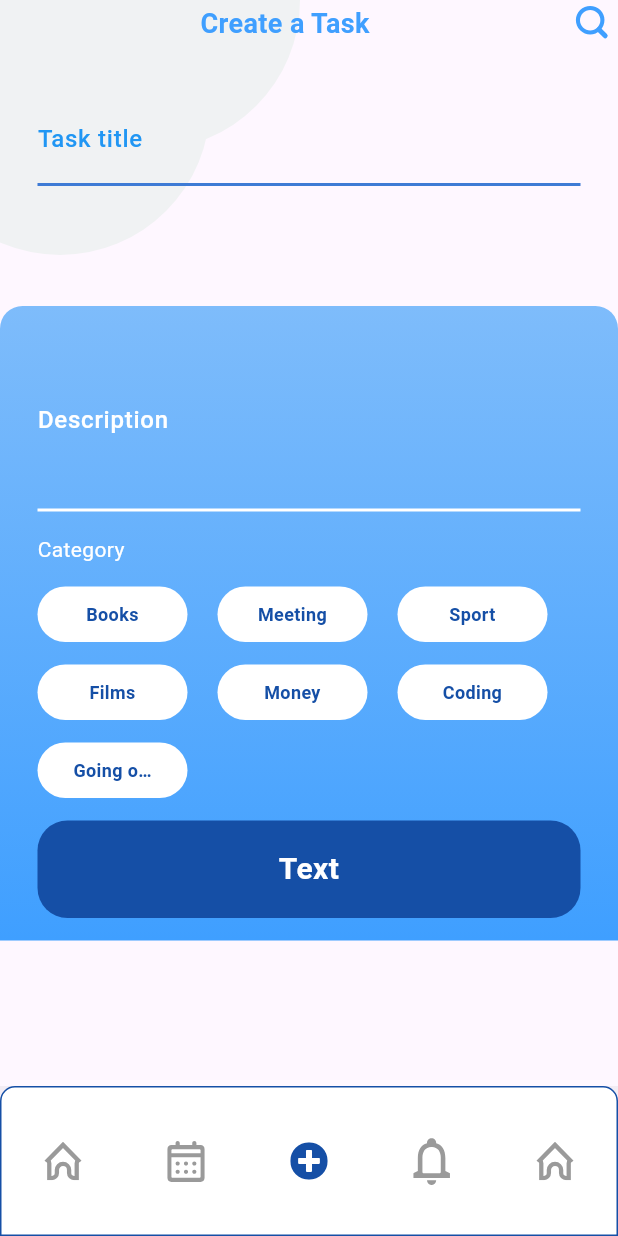
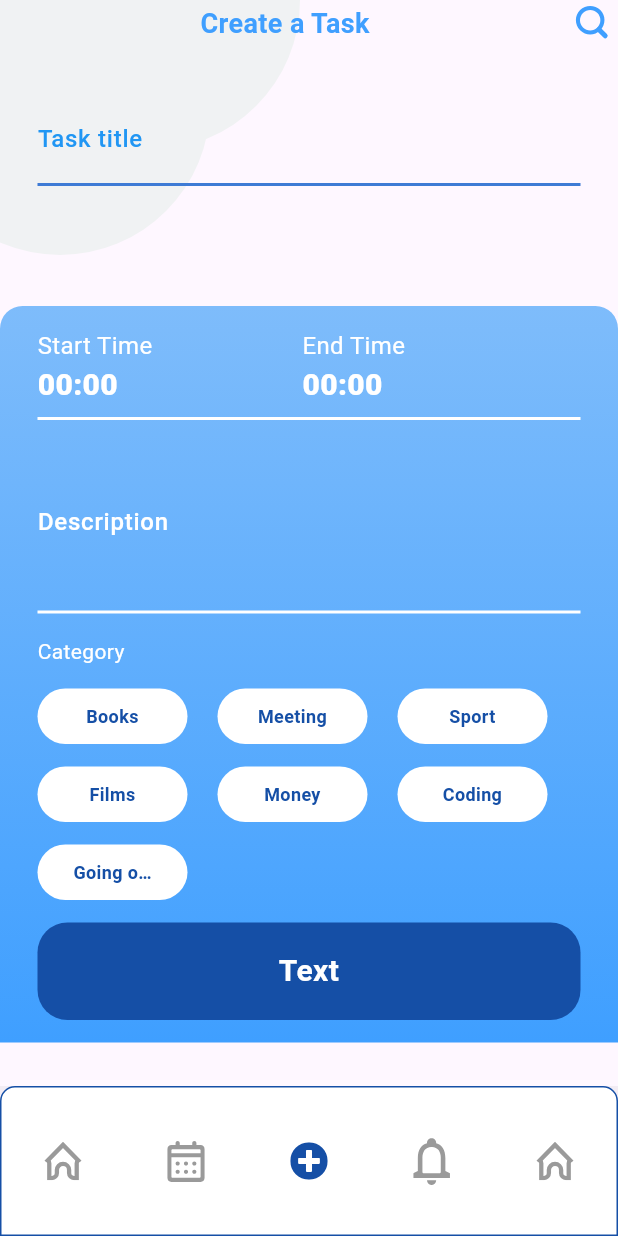
Before and after one commit to Azizbek571/ToDo-App, a Flutter app: the MainPage screen opened directly, item 3 of the bottom bar chosen, on a phone screen of 412 x 824 dp. Run offline on Flutter 3.47's test engine with Material 3 defaults, Android fonts, the phone set to English and light mode, and no system bars; our stand-ins replace flutter_svg, get, get_storage, smooth_page_indicator; accounts and stored records are empty.

Commit message:
Start time,End Time

```diff
--- a/lib/components/default/button.dart
+++ b/lib/components/default/button.dart
@@ -3,10 +3,12 @@ import 'package:to_do_app/config/imports.dart';
 class Button extends StatelessWidget {
  String text;
  Function? onTap;
+ bool dense;
    Button({
     super.key,
      this.onTap,
-     this.text = "Text"
+     this.text = "Text",
+     this.dense =false,
 
   });
 
@@ -21,16 +23,16 @@ class Button extends StatelessWidget {
       child: Container(
           width: double.maxFinite,
           padding:
-              const EdgeInsets.symmetric(vertical: 18, horizontal: 20),
+             EdgeInsets.symmetric(vertical: dense?10: 18,horizontal:dense? 10 : 20),
           decoration: BoxDecoration(
               color: AppColors.primary,
-              borderRadius: BorderRadius.circular(20)),
+              borderRadius: BorderRadius.circular(dense?14:20)),
           child: Text(
             text,
             style: TextStyle(
                 color: AppColors.white,
                 fontWeight: FontWeight.w700,
-                fontSize: 20),
+                fontSize: dense?18:20),
             textAlign: TextAlign.center,
           )),
     );
--- a/lib/config/imports.dart
+++ b/lib/config/imports.dart
@@ -21,3 +21,5 @@ export 'package:to_do_app/pages/splash.dart';
 export 'package:get_storage/get_storage.dart';
 export 'package:to_do_app/pages/add_task.dart';
 export 'package:flutter_svg/flutter_svg.dart';
+export 'package:to_do_app/stores/task_controller.dart';
+export 'package:to_do_app/components/default/add-task/choose_time_dialog.dart';
--- a/lib/pages/add_task.dart
+++ b/lib/pages/add_task.dart
@@ -1,5 +1,4 @@
 import 'package:to_do_app/config/imports.dart';
-import 'package:to_do_app/stores/task_controller.dart';
 
 class AddTask extends StatefulWidget {
   const AddTask({super.key});
@@ -33,8 +32,8 @@ class _AddTaskState extends State<AddTask> {
                     SvgPicture.asset(AppIcons.search)
                   ]),
                   Container(
-                    padding:
-                        const EdgeInsets.symmetric(horizontal: 25, vertical: 30),
+                    padding: const EdgeInsets.symmetric(
+                        horizontal: 25, vertical: 30),
                     child: const TextField(
                       cursorColor: Color.fromARGB(255, 30, 118, 189),
                       style: TextStyle(
@@ -62,8 +61,8 @@ class _AddTaskState extends State<AddTask> {
                   ),
                   const SizedBox(height: 50),
                   Container(
-                    padding:
-                        const EdgeInsets.symmetric(horizontal: 25, vertical: 15),
+                    padding: const EdgeInsets.symmetric(
+                        horizontal: 25, vertical: 15),
                     decoration: BoxDecoration(
                         borderRadius: const BorderRadius.only(
                             topLeft: Radius.circular(15),
@@ -75,10 +74,30 @@ class _AddTaskState extends State<AddTask> {
                     child: Column(
                       crossAxisAlignment: CrossAxisAlignment.start,
                       children: [
-
-
-
-
+                        Row(
+                          children: [
+                            TaskTimeComponent(
+                              label: "Start Time",
+                              time: controller.startTime,
+                              onTap: () {
+                                Get.dialog(
+                                  ChooseTimeDialog(controller:controller, start:true),
+                                );
+                              },
+                            ),
+                            SizedBox(width: 100),
+                            TaskTimeComponent(
+                              label: "End Time",
+                              time: controller.endTime,
+                              onTap: () {
+                             Get.dialog(
+                                  ChooseTimeDialog(controller:controller, start:false),
+                                );
+                              },
+                            ),
+                          ],
+                        ),
+                        Divider(color: AppColors.white, thickness: 2),
                         const TextField(
                           maxLines: 3,
                           cursorColor: Colors.white,
@@ -95,18 +114,18 @@ class _AddTaskState extends State<AddTask> {
                                   color: Colors.white),
                             ),
                             enabledBorder: UnderlineInputBorder(
-                                borderSide:
-                                    BorderSide(color: Colors.white, width: 2.0)),
+                                borderSide: BorderSide(
+                                    color: Colors.white, width: 2.0)),
                             focusedBorder: OutlineInputBorder(
-                                borderSide:
-                                    BorderSide(color: Colors.white, width: 2.0)),
+                                borderSide: BorderSide(
+                                    color: Colors.white, width: 2.0)),
                           ),
                         ),
                         SizedBox(height: 15),
                         Text("Category", style: TextStyle(color: Colors.white)),
                         SizedBox(height: 15),
                         Wrap(
-                          spacing:20,
+                          spacing: 20,
                           runSpacing: 15,
                           children: List.generate(controller.categories.length,
                               (index) {
@@ -116,7 +135,7 @@ class _AddTaskState extends State<AddTask> {
                                 print('object');
                               },
                               child: Container(
-                                width:100,
+                                width: 100,
                                 padding: EdgeInsetsDirectional.symmetric(
                                     horizontal: 23, vertical: 10),
                                 decoration: BoxDecoration(
@@ -136,9 +155,7 @@ class _AddTaskState extends State<AddTask> {
                           }),
                         ),
                         const SizedBox(height: 15),
-                        Button(onTap:(){
-
-                        }  )
+                        Button(onTap: () {})
                       ],
                     ),
                   ),
@@ -148,6 +165,46 @@ class _AddTaskState extends State<AddTask> {
           ],
         );
       },
+    );
+  }
+}
+
+
+
+class TaskTimeComponent extends StatelessWidget {
+  TaskTimeComponent({
+    super.key,
+    required this.label,
+    required this.time,
+    required this.onTap,
+  });
+
+  String label, time;
+  Function onTap;
+
+  @override
+  Widget build(BuildContext context) {
+    return InkWell(
+      onTap: () {
+        onTap();
+      },
+      child: Column(
+        crossAxisAlignment: CrossAxisAlignment.start,
+        children: [
+          Text(label,
+              style: TextStyle(
+                  color: AppColors.white,
+                  fontWeight: FontWeight.w400,
+                  fontSize: 16)),
+          Text(
+            time,
+            style: TextStyle(
+                color: AppColors.white,
+                fontWeight: FontWeight.w800,
+                fontSize: 20),
+          )
+        ],
+      ),
     );
   }
 }
--- a/lib/stores/task_controller.dart
+++ b/lib/stores/task_controller.dart
@@ -11,26 +11,38 @@ class TaskController extends GetxController {
     "Going out",
   ];
 
-  List<String> hours= [];
-  List<String> minutes= [];
+  List<String> hours = [];
+  List<String> minutes = [];
 
-  autoSet(int count, List list){
-    for(var i=0; i<count; i++){
-      if(i<10){
+  autoSet(int count, List list) {
+    for (var i = 0; i < count; i++) {
+      if (i < 10) {
         list.add("0$i");
-      }else {
-      list.add(i.toString());
+      } else {
+        list.add(i.toString());
       }
-  }
+    }
   }
 
-
-
-@override
+  @override
   void onInit() {
-   autoSet(24, hours);
-   autoSet(60, minutes);
+    autoSet(24, hours);
+    autoSet(60, minutes);
     print(minutes);
     super.onInit();
   }
+
+  String startTime = "00:00";
+  String endTime = "00:00";
+
+  saveTime(bool start, time) {
+    if (start) {
+      startTime = time;
+    } else{
+      endTime = time;
+
+    }
+   update();
+    Get.back();
+  }
 }
```
Also changed, not shown: lib/components/default/add-task/choose_time_dialog.dart (added, +156 -0 lines).
